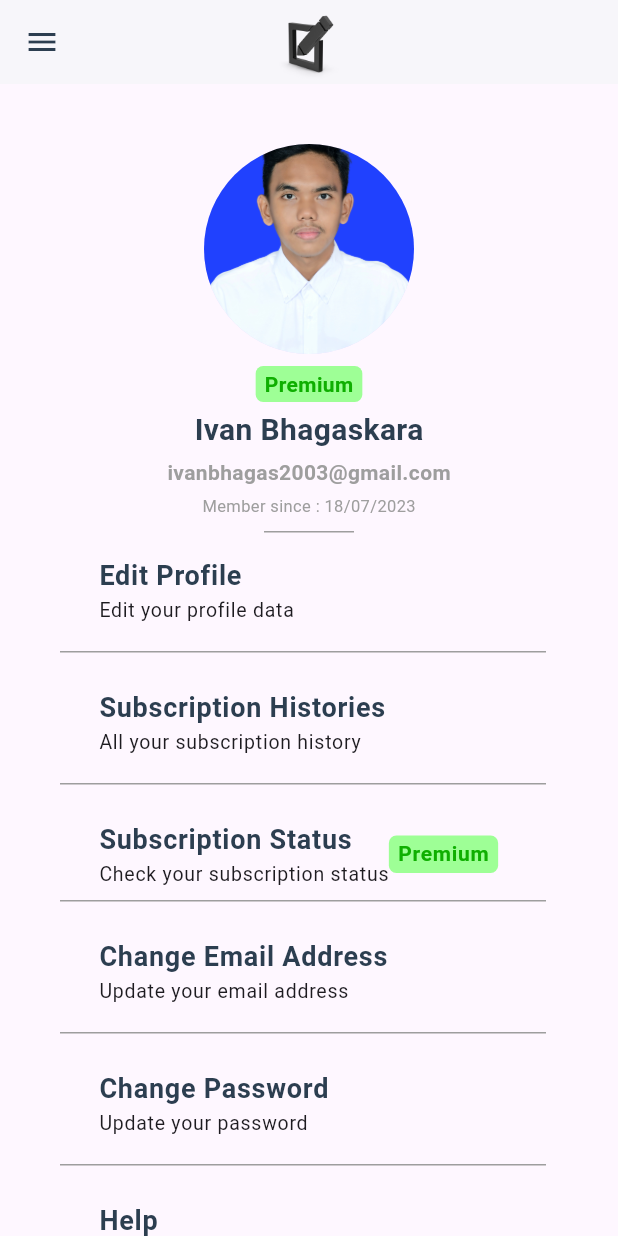
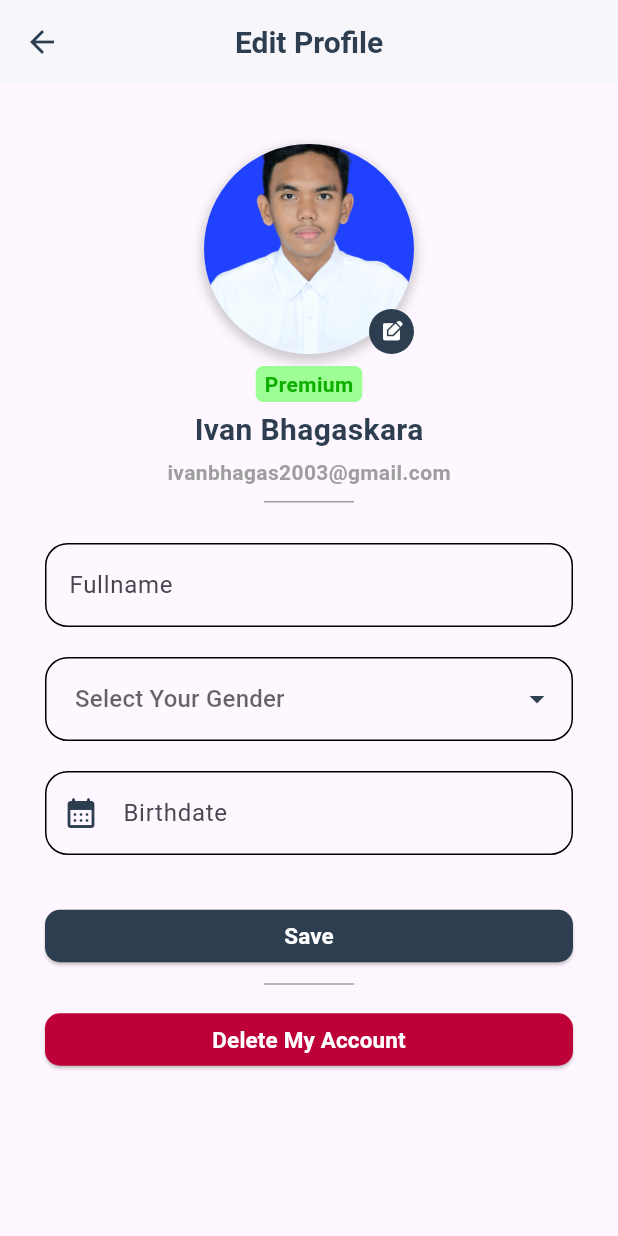
Before and after one commit to Ivanbhagaskara2608/Attendances-Flutter, a Flutter app: the SettingsPage screen opened directly, after a tap on "Edit Profile", on a phone screen of 412 x 824 dp. Run offline on Flutter 3.47's test engine with Material 3 defaults, Android fonts, the phone set to English and light mode, and no system bars; our stand-ins replace dropdown_button2, font_awesome_flutter; missing offline and left inert: mobile_scanner.

Commit message:
add join,create,edit subejct page, subscription histories page, edit profile page

```diff
--- /dev/null
+++ b/lib/pages/edit_profile_page.dart
@@ -0,0 +1,195 @@
+import 'package:flutter/material.dart';
+import 'package:flutter_application_1/model/user.dart';
+import 'package:flutter_application_1/widgets/calendar_textfield.dart';
+import 'package:flutter_application_1/widgets/dropdown_custom.dart';
+import 'package:flutter_application_1/widgets/textfield_custom.dart';
+
+class EditProfilePage extends StatelessWidget {
+  const EditProfilePage({super.key});
+
+  @override
+  Widget build(BuildContext context) {
+    final List<String> genderItems = [
+      'Male',
+      'Female',
+    ];
+    String? selectedValue;
+    Color typeBackgroundColor = (userData.type == "Free")
+        ? Color.fromRGBO(225, 220, 108, 100)
+        : Color.fromARGB(255, 158, 255, 150);
+
+    Color typeTextColor = (userData.type == "Free")
+        ? Color.fromRGBO(176, 134, 1, 100)
+        : Color.fromARGB(255, 15, 175, 1);
+
+    return Scaffold(
+      appBar: AppBar(
+        title: Text(
+          "Edit Profile",
+          style: TextStyle(
+              fontSize: 20,
+              fontWeight: FontWeight.bold,
+              color: Color.fromARGB(255, 44, 62, 80)),
+        ),
+        centerTitle: true,
+        backgroundColor: Colors.white,
+        iconTheme: IconThemeData(color: const Color.fromARGB(255, 44, 62, 80)),
+        elevation: 1,
+      ),
+      body: ListView(children: [
+        Column(
+          children: [
+            Stack(
+              children: [
+                Padding(
+                  padding: const EdgeInsets.only(top: 40),
+                  child: Container(
+                    decoration: BoxDecoration(
+                      boxShadow: [
+                        BoxShadow(
+                          color: Colors.grey.withOpacity(0.5), // Warna bayangan
+                          spreadRadius: 2, // Menyebar ke luar
+                          blurRadius: 5, // Besarnya blur
+                          offset: Offset(0, 3), // Posisi bayangan (x, y)
+                        ),
+                      ],
+                      shape: BoxShape.circle,
+                    ),
+                    child: CircleAvatar(
+                      radius: 70,
+                      backgroundImage: AssetImage("assets/profile.png"),
+                    ),
+                  ),
+                ),
+                Positioned(
+                    bottom: 0,
+                    right: 0,
+                    child: InkWell(
+                      onTap: () {},
+                      splashColor: Colors.transparent,
+                      highlightColor: Colors.transparent,
+                      child: CircleAvatar(
+                        backgroundColor: Color.fromARGB(255, 44, 62, 80),
+                        maxRadius: 15,
+                        child: Icon(
+                          Icons.edit_square,
+                          color: Colors.white,
+                          size: 15,
+                        ),
+                      ),
+                    )),
+              ],
+            ),
+            Padding(
+              padding: const EdgeInsets.only(top: 8, bottom: 2),
+              child: Container(
+                decoration: BoxDecoration(
+                    color: typeBackgroundColor,
+                    borderRadius: BorderRadius.circular(5)),
+                padding: EdgeInsets.symmetric(horizontal: 6, vertical: 2),
+                child: Text(
+                  userData.type,
+                  style: TextStyle(
+                      fontSize: 14,
+                      fontWeight: FontWeight.bold,
+                      color: typeTextColor),
+                ),
+              ),
+            ),
+            Padding(
+              padding: const EdgeInsets.symmetric(vertical: 2),
+              child: Text(
+                userData.fullname,
+                style: TextStyle(
+                    fontSize: 20,
+                    fontWeight: FontWeight.bold,
+                    color: const Color.fromARGB(255, 44, 62, 80)),
+              ),
+            ),
+            Padding(
+              padding: EdgeInsets.symmetric(vertical: 2),
+              child: Text(
+                userData.email,
+                style: TextStyle(
+                    fontSize: 14,
+                    fontWeight: FontWeight.bold,
+                    color: Colors.grey),
+              ),
+            ),
+            SizedBox(
+              width: 60,
+              child: Divider(
+                height: 15,
+                color: Colors.grey,
+              ),
+            ),
+          ],
+        ),
+        Padding(
+          padding: const EdgeInsets.symmetric(horizontal: 30),
+          child: Column(
+            children: [
+              Padding(
+                padding: const EdgeInsets.only(top: 20),
+                child: CustomTextFIeld("Fullname"),
+              ),
+              Padding(
+                padding: const EdgeInsets.only(top: 20),
+                child: CustomDropdownFormField(
+                  items: genderItems,
+                  selectedValue: selectedValue,
+                ),
+              ),
+              Padding(
+                padding: const EdgeInsets.only(top: 20),
+                child: CalendarTextField("Birthdate"),
+              ),
+              Padding(
+                padding: const EdgeInsets.only(top: 30),
+                child: ElevatedButton(
+                  onPressed: () {},
+                  style: ElevatedButton.styleFrom(
+                      backgroundColor: Color.fromARGB(255, 44, 62, 80),
+                      minimumSize: Size.fromHeight(35),
+                      shape: RoundedRectangleBorder(
+                          borderRadius: BorderRadius.circular(10.0))),
+                  child: Text(
+                    "Save",
+                    style: TextStyle(
+                        fontWeight: FontWeight.bold,
+                        fontSize: 15,
+                        color: Colors.white),
+                  ),
+                ),
+              ),
+              SizedBox(
+                width: 60,
+                child: Divider(
+                  color: Colors.grey,
+                ),
+              ),
+              Padding(
+                padding: const EdgeInsets.only(top: 5),
+                child: ElevatedButton(
+                  onPressed: () {},
+                  style: ElevatedButton.styleFrom(
+                      backgroundColor: Color.fromARGB(255, 190, 0, 57),
+                      minimumSize: Size.fromHeight(35),
+                      shape: RoundedRectangleBorder(
+                          borderRadius: BorderRadius.circular(10.0))),
+                  child: Text(
+                    "Delete My Account",
+                    style: TextStyle(
+                        fontWeight: FontWeight.bold,
+                        fontSize: 15,
+                        color: Colors.white),
+                  ),
+                ),
+              ),
+            ],
+          ),
+        ),
+      ]),
+    );
+  }
+}
--- a/lib/pages/settings_page.dart
+++ b/lib/pages/settings_page.dart
@@ -1,5 +1,7 @@
 import 'package:flutter/material.dart';
 import 'package:flutter_application_1/model/user.dart';
+import 'package:flutter_application_1/pages/edit_profile_page.dart';
+import 'package:flutter_application_1/pages/subscription_histories_page.dart';
 import 'package:flutter_application_1/widgets/app_bar.dart';
 import 'package:flutter_application_1/widgets/drawer.dart';
 
@@ -23,10 +25,22 @@ class SettingsPage extends StatelessWidget {
             children: [
               Padding(
                 padding: const EdgeInsets.only(top: 40),
+                child: Container(
+                  decoration: BoxDecoration(
+                    boxShadow: [
+                      BoxShadow(
+                        color: Colors.grey.withOpacity(0.5), // Warna bayangan
+                        spreadRadius: 2, // Menyebar ke luar
+                        blurRadius: 5, // Besarnya blur
+                        offset: Offset(0, 3), // Posisi bayangan (x, y)
+                      ),
+                    ],
+                    shape: BoxShape.circle,
+                  ),
                   child: CircleAvatar(
                     radius: 70,
-                  backgroundImage:
-                      AssetImage("assets/profile.png"), // Use AssetImage here
+                    backgroundImage: AssetImage("assets/profile.png"),
+                  ),
                 ),
               ),
               Padding(
@@ -82,7 +96,10 @@ class SettingsPage extends StatelessWidget {
             ],
           ),
           ListTile(
-            onTap: () {},
+            onTap: () {
+              Navigator.push(context,
+                  MaterialPageRoute(builder: (context) => EditProfilePage()));
+            },
             title: Padding(
               padding: EdgeInsets.symmetric(horizontal: 24),
               child: Column(
@@ -114,7 +131,12 @@ class SettingsPage extends StatelessWidget {
             ),
           ),
           ListTile(
-            onTap: () {},
+            onTap: () {
+              Navigator.push(
+                  context,
+                  MaterialPageRoute(
+                      builder: (context) => SubscriptionHistoriesPage()));
+            },
             title: Padding(
               padding: EdgeInsets.symmetric(horizontal: 24),
               child: Column(
--- a/lib/widgets/calendar_textfield.dart
+++ b/lib/widgets/calendar_textfield.dart
@@ -76,7 +76,7 @@ class _CalendarTextFieldState extends State<CalendarTextField> {
                 ),
           enabledBorder: OutlineInputBorder(
               borderRadius: BorderRadius.circular(15),
-              borderSide: BorderSide(color: Colors.black, width: 2)),
+              borderSide: BorderSide(color: Colors.black, width: 1)),
           focusedBorder: OutlineInputBorder(
               borderRadius: BorderRadius.circular(15),
               borderSide: BorderSide(
--- a/lib/widgets/dropdown_custom.dart
+++ b/lib/widgets/dropdown_custom.dart
@@ -19,7 +19,7 @@ class CustomDropdownFormField extends StatelessWidget {
         contentPadding: const EdgeInsets.symmetric(vertical: 16),
         enabledBorder: OutlineInputBorder(
           borderRadius: BorderRadius.circular(15),
-          borderSide: BorderSide(color: Colors.black, width: 2),
+          borderSide: BorderSide(color: Colors.black, width: 1),
         ),
         focusedBorder: OutlineInputBorder(
           borderRadius: BorderRadius.circular(15),
--- a/lib/widgets/password_textfield.dart
+++ b/lib/widgets/password_textfield.dart
@@ -49,7 +49,7 @@ class _CustomPasswordTextFIeldState extends State<CustomPasswordTextFIeld> {
             ),
             enabledBorder: OutlineInputBorder(
                 borderRadius: BorderRadius.circular(15),
-                borderSide: BorderSide(color: Colors.black, width: 2)),
+                borderSide: BorderSide(color: Colors.black, width: 1)),
             focusedBorder: OutlineInputBorder(
                 borderRadius: BorderRadius.circular(15),
                 borderSide: BorderSide(
--- a/lib/widgets/textfield_custom.dart
+++ b/lib/widgets/textfield_custom.dart
@@ -36,7 +36,7 @@ class _CustomTextFIeldState extends State<CustomTextFIeld> {
                 ),
           enabledBorder: OutlineInputBorder(
               borderRadius: BorderRadius.circular(15),
-              borderSide: BorderSide(color: Colors.black, width: 2)),
+              borderSide: BorderSide(color: Colors.black, width: 1)),
           focusedBorder: OutlineInputBorder(
               borderRadius: BorderRadius.circular(15),
               borderSide: BorderSide(
```
Also changed, not shown: lib/model/subscription_history.dart (added, +15 -0 lines), lib/pages/create_subject_page.dart (added, +100 -0 lines), lib/pages/edit_subject_page.dart (added, +116 -0 lines), lib/pages/join_subject_page.dart (added, +83 -0 lines), lib/pages/subject_settings.dart (+13 -4 lines), lib/pages/subscription_histories_page.dart (added, +34 -0 lines), lib/widgets/drawer.dart (+10 -2 lines), lib/widgets/subscription_history_card.dart (added, +70 -0 lines). Lines whose indentation alone changed are shown as unchanged.
